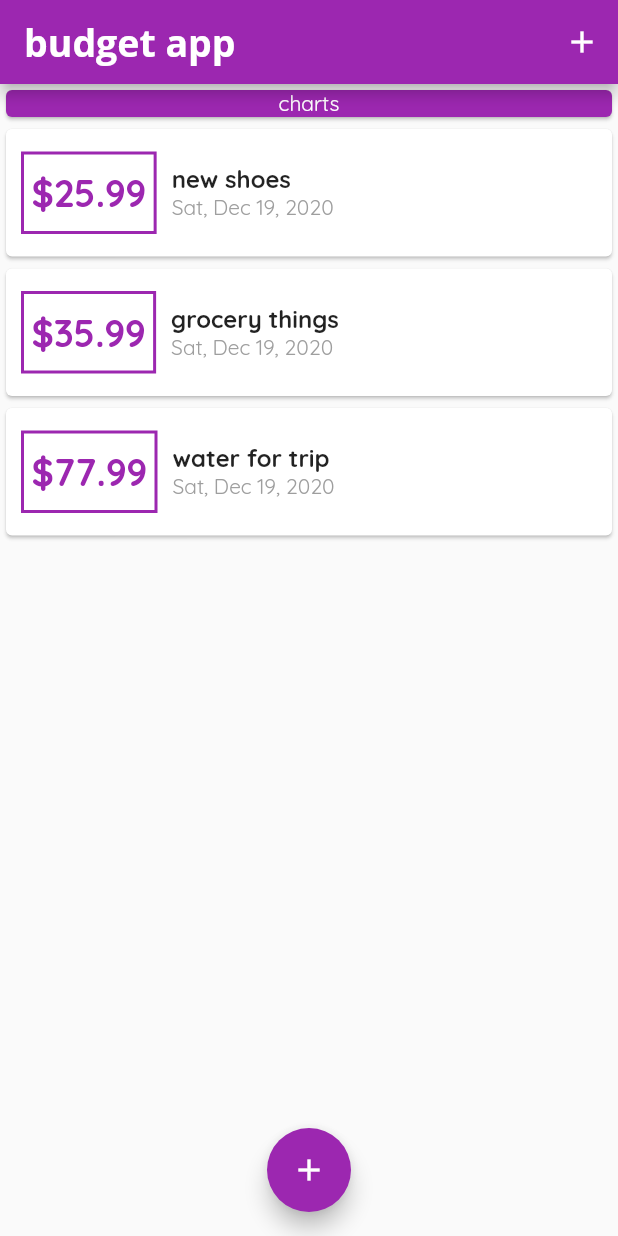
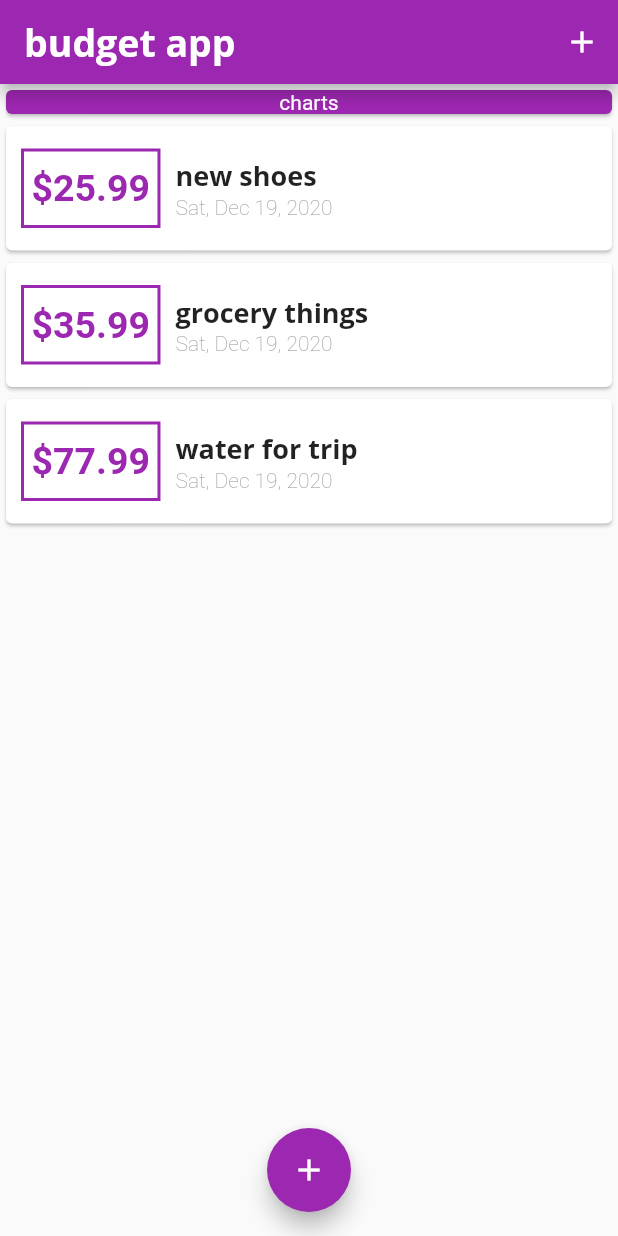
Before and after one commit to mxm5/mx_purple_charts, a Flutter app: the screen it shows after launch, on a phone screen of 412 x 824 dp. Run offline on Flutter 3.47's test engine with Material 2 defaults, Android fonts, the phone set to English and light mode, and no system bars.

Commit message:
we applyed more particular themeing to app

```diff
--- a/lib/input_widgets/list_widget.dart
+++ b/lib/input_widgets/list_widget.dart
@@ -44,10 +44,7 @@ class ListWidget extends StatelessWidget {
                   children: [
                     Text(
                       transactions[i].title,
-                      style: TextStyle(
-                        fontSize: 16,
-                        fontWeight: FontWeight.bold,
-                      ),
+                      style: Theme.of(context).textTheme.title,
                     ),
                     Text(
                       DateFormat.yMMMEd().format(transactions[i].date),
--- a/lib/main.dart
+++ b/lib/main.dart
@@ -58,6 +58,13 @@ class _MyAppState extends State<MyApp> {
       theme: ThemeData(
         fontFamily: 'Quicksand',
         primarySwatch: Colors.purple,
+        textTheme: ThemeData.light().textTheme.copyWith(
+              title: TextStyle(
+                fontFamily: 'OpenSans',
+                fontSize: 18,
+                fontWeight: FontWeight.bold,
+              ),
+            ),
         visualDensity: VisualDensity.adaptivePlatformDensity,
         appBarTheme: AppBarTheme(
           textTheme: ThemeData.light().textTheme.copyWith(
```
